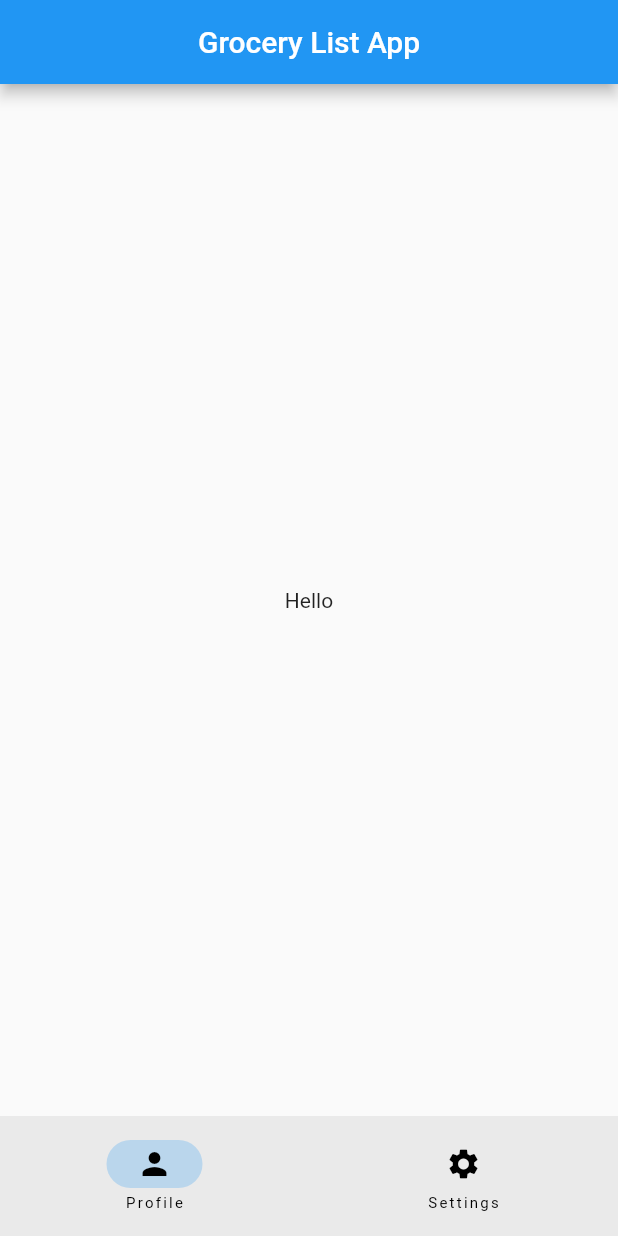
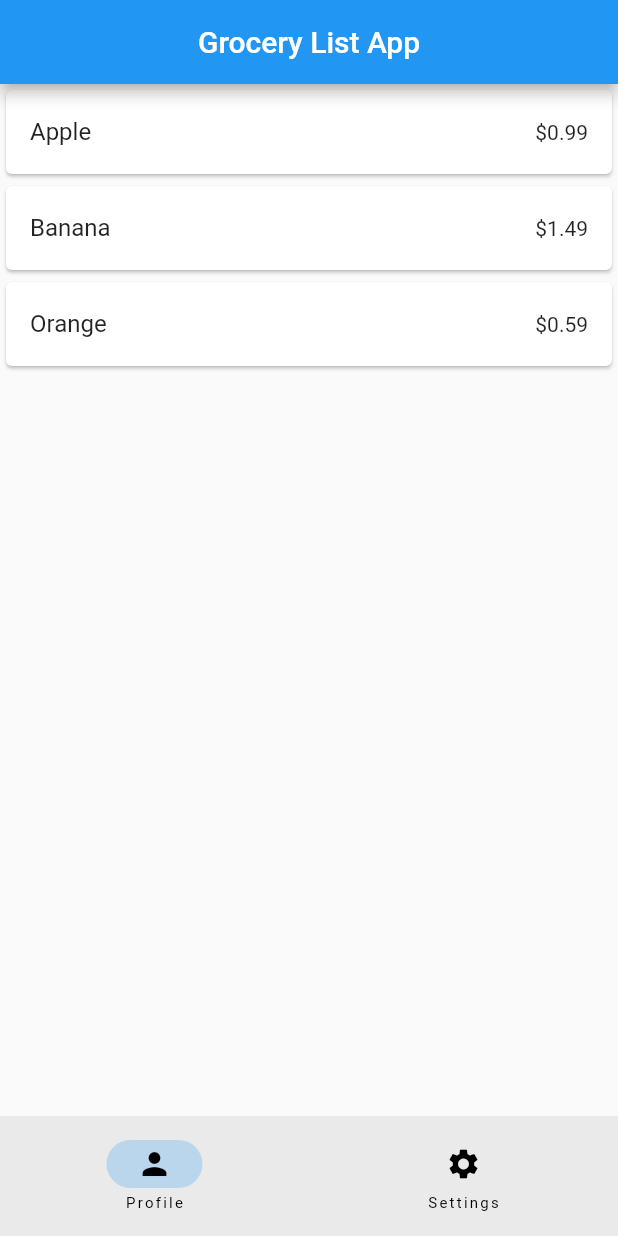
Before and after one commit to mazinalismaili/Grocery-App, a Flutter app: the screen it shows after launch, on a phone screen of 412 x 824 dp. Run offline on Flutter 3.47's test engine with Material 2 defaults, Android fonts, the phone set to English and light mode, and no system bars.

```diff
--- a/lib/main.dart
+++ b/lib/main.dart
@@ -2,18 +2,75 @@ import 'package:flutter/material.dart';
 
 
 void main() {
-runApp(const MaterialApp(
+runApp( MaterialApp(
   home: HomeScreen(),
 ));
 }
 class HomeScreen extends StatelessWidget {
-  const HomeScreen({super.key});
+   HomeScreen({super.key});
+  List<String> groceries = ['Apple', 'Banana','Orange'];
+  List<double> groceriesPrice = [0.99,1.49,0.59];
 
   @override
   Widget build(BuildContext context) {
     return Scaffold(
       appBar: AppBar(title: Center(child:Text('Grocery List App'),)),
-      body: Center(child: Text('Hello'),),
+      body: ListView.builder(
+        itemCount: groceries.length ,
+        itemBuilder: (BuildContext context, int index){
+          return Card(
+            child: ListTile(
+              title: Text(groceries[index]),
+              trailing: Text('\$${groceriesPrice[index]}'),
+            ),
+
+            // child: Padding(
+            //   padding: EdgeInsets.all(10.0),
+            //   child: Column(
+            //     mainAxisAlignment: MainAxisAlignment.start,
+            //     crossAxisAlignment: CrossAxisAlignment.start,
+            //     children: [
+
+            //       Text(groceries[index],
+            //       style: TextStyle(
+            //         fontSize: 16.0,
+            //         color: Colors.black,
+            //       ),),
+            //       Title(color: Colors.black,
+            //       child: Text(groceriesPrice[index].toString() + ' \$')),
+            //       SizedBox(height: 5.0,),
+
+            //     ],
+            //   ),),
+          );
+        }
+        ),
+      /*
+      body: ListView(
+        children: [
+          Container(
+            child: Center(child: Text('Grocery Item 1')),
+            padding: const EdgeInsets.all(20),
+            ),
+
+          Container(
+            child: Center(child: Text('Grocery Item 2')),
+            padding: const EdgeInsets.all(20),
+            ),
+
+          Container(
+            child: Center(child: Text('Grocery Item 3')),
+            padding: const EdgeInsets.all(20),
+            ),
+
+          Container(
+            child: Center(child: Text('Grocery Item 4')),
+            padding: const EdgeInsets.all(20),
+            ),
+
+        ],
+      ),
+      */
       bottomNavigationBar: NavigationBar(
         destinations: const [
           NavigationDestination(icon: Icon(Icons.person), label: 'Profile'),
```
